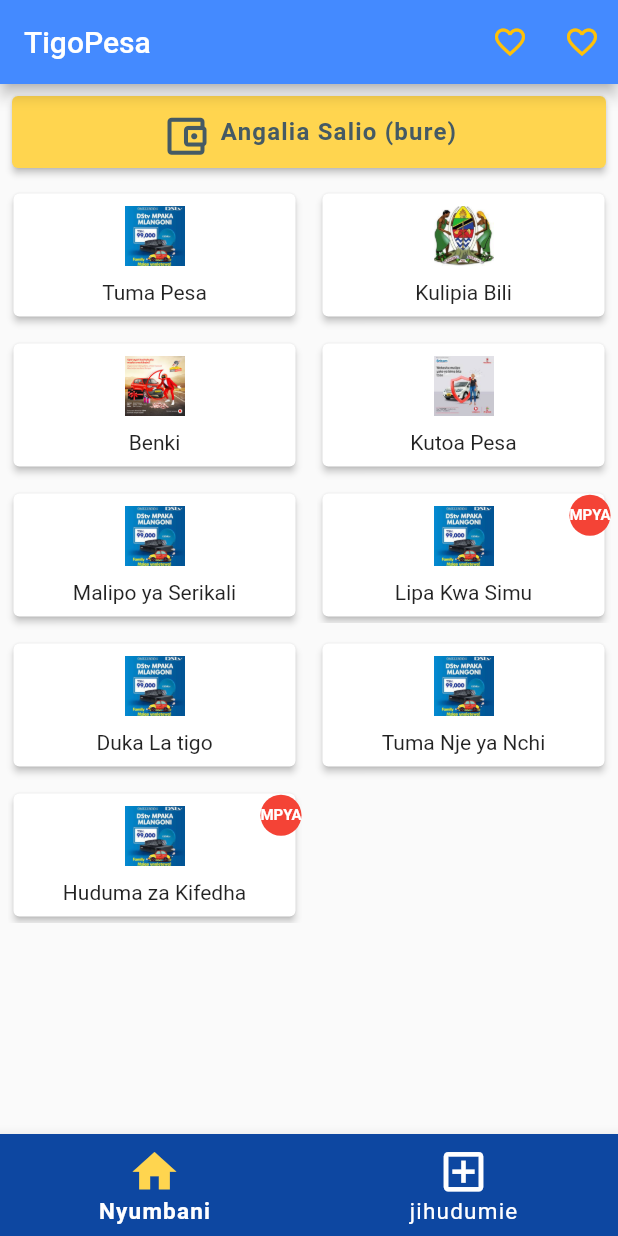
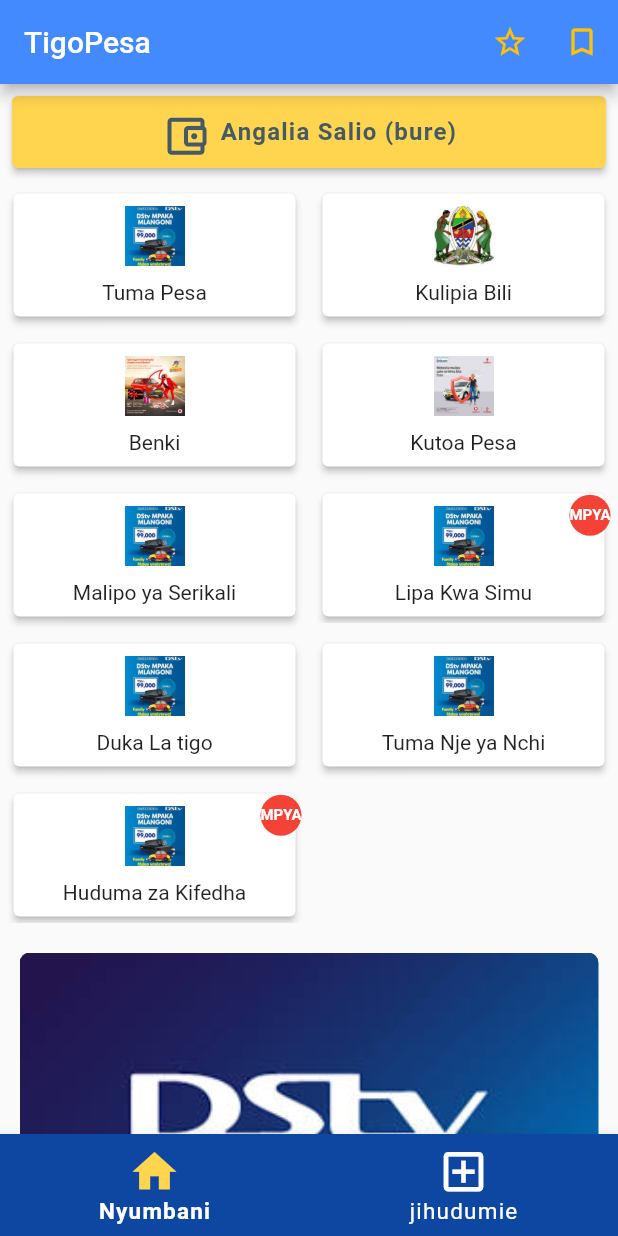
Before and after one commit to Mideny21/tigopesa_ui, a Flutter app: the screen it shows after launch, on a phone screen of 412 x 824 dp. Run offline on Flutter 3.47's test engine with Material 2 defaults, Android fonts, the light colour scheme and no system bars; our stand-ins replace badges, smooth_page_indicator; missing offline and left inert: dart:ffi.

Commit message:
icon home

```diff
--- /dev/null
+++ b/lib/components/slider_ad.dart
@@ -0,0 +1,66 @@
+import 'package:flutter/material.dart';
+import 'package:smooth_page_indicator/smooth_page_indicator.dart';
+import 'package:tigo_pesa/utils/colors.dart';
+
+class AdvertisementPanel extends StatefulWidget {
+  const AdvertisementPanel({Key? key}) : super(key: key);
+
+  @override
+  State<AdvertisementPanel> createState() => _AdvertisementPanelState();
+}
+
+class _AdvertisementPanelState extends State<AdvertisementPanel> {
+  final advertisements = [
+    "assets/images/dstvlogo.jpeg",
+    "assets/images/dstvlogo.jpeg",
+    "assets/images/dstvlogo.jpeg"
+  ];
+
+  final _pagecontroller = PageController();
+  @override
+  Widget build(BuildContext context) {
+    return Container(
+      height: MediaQuery.of(context).size.height * 0.25,
+      margin: const EdgeInsets.symmetric(vertical: 15, horizontal: 3),
+      child: Stack(
+        alignment: Alignment.center,
+        children: [
+          PageView(
+            controller: _pagecontroller,
+            children: advertisements
+                .map((e) => Stack(
+                      fit: StackFit.expand,
+                      children: [
+                        Container(
+                          margin: const EdgeInsets.symmetric(horizontal: 10),
+                          child: ClipRRect(
+                            borderRadius: BorderRadius.circular(7),
+                            child: Image.asset(e, fit: BoxFit.cover),
+                          ),
+                        ),
+                      ],
+                    ))
+                .toList(),
+          ),
+          Padding(
+            padding: const EdgeInsets.all(10.0),
+            child: Align(
+              alignment: Alignment.bottomCenter,
+              child: SmoothPageIndicator(
+                controller: _pagecontroller,
+                count: advertisements.length,
+                effect: const ExpandingDotsEffect(
+                    expansionFactor: 4,
+                    dotWidth: 8,
+                    dotHeight: 8,
+                    spacing: 5,
+                    dotColor: Colors.grey,
+                    activeDotColor: AppColors.yellowColors),
+              ),
+            ),
+          )
+        ],
+      ),
+    );
+  }
+}
--- a/lib/pages/home_screen.dart
+++ b/lib/pages/home_screen.dart
@@ -1,6 +1,7 @@
 import 'package:flutter/material.dart';
 
 import '../components/service_panel.dart';
+import '../components/slider_ad.dart';
 import '../widgets/custom_button.dart';
 
 class HomeScreen extends StatefulWidget {
@@ -21,7 +22,8 @@
             child: CustomButton(
                 leading: true, tap: () {}, text: "Angalia Salio (bure)"),
           ),
-          const ServicePanel()
+          const ServicePanel(),
+          const AdvertisementPanel()
         ],
       ),
     );
--- a/lib/screens/main_screen.dart
+++ b/lib/screens/main_screen.dart
@@ -39,11 +39,10 @@
         title: 'TigoPesa',
         actions: [
           IconButton(
-              icon: const Icon(Icons.favorite_border_outlined,
-                  color: Colors.amber),
+              icon: const Icon(Icons.star_border_sharp, color: Colors.amber),
               onPressed: () {}),
           IconButton(
-              icon: const Icon(Icons.favorite_border_outlined,
+              icon: const Icon(Icons.bookmark_outline_outlined,
                   color: Colors.amber),
               onPressed: () {}),
         ],
--- a/pubspec.yaml
+++ b/pubspec.yaml
@@ -37,6 +37,7 @@
   # Use with the CupertinoIcons class for iOS style icons.
   cupertino_icons: ^1.0.2
   badges: ^2.0.3
+  smooth_page_indicator: ^1.0.0+2
 
 dev_dependencies:
   flutter_test:
```
Also changed, not shown: pubspec.lock.
